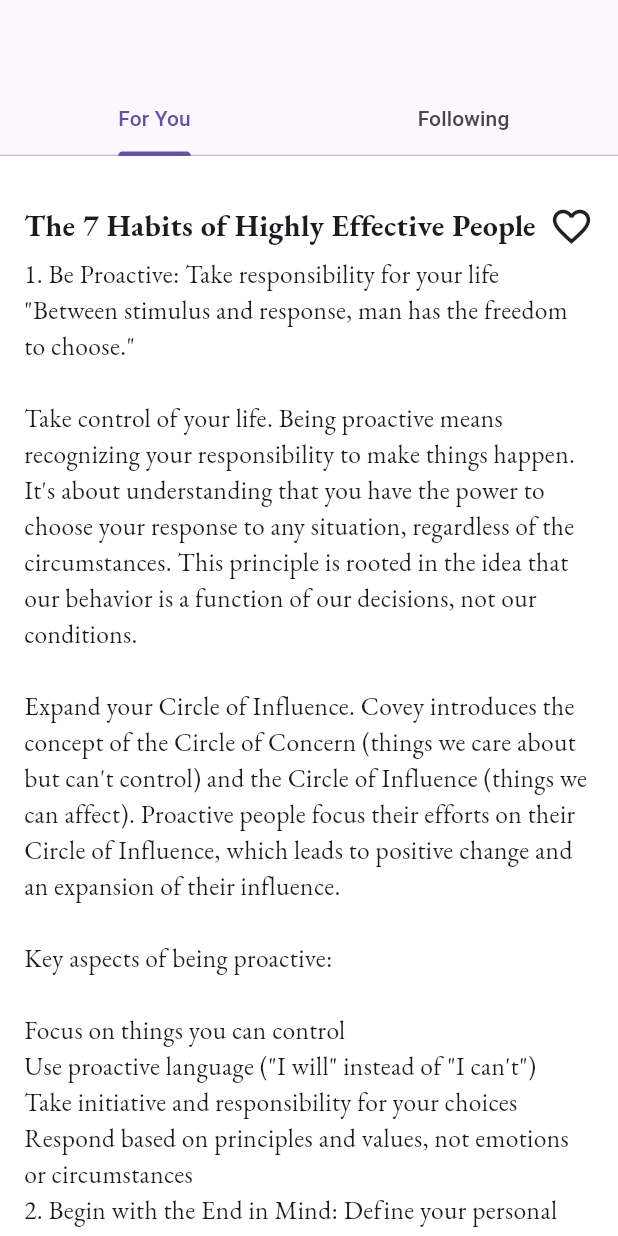
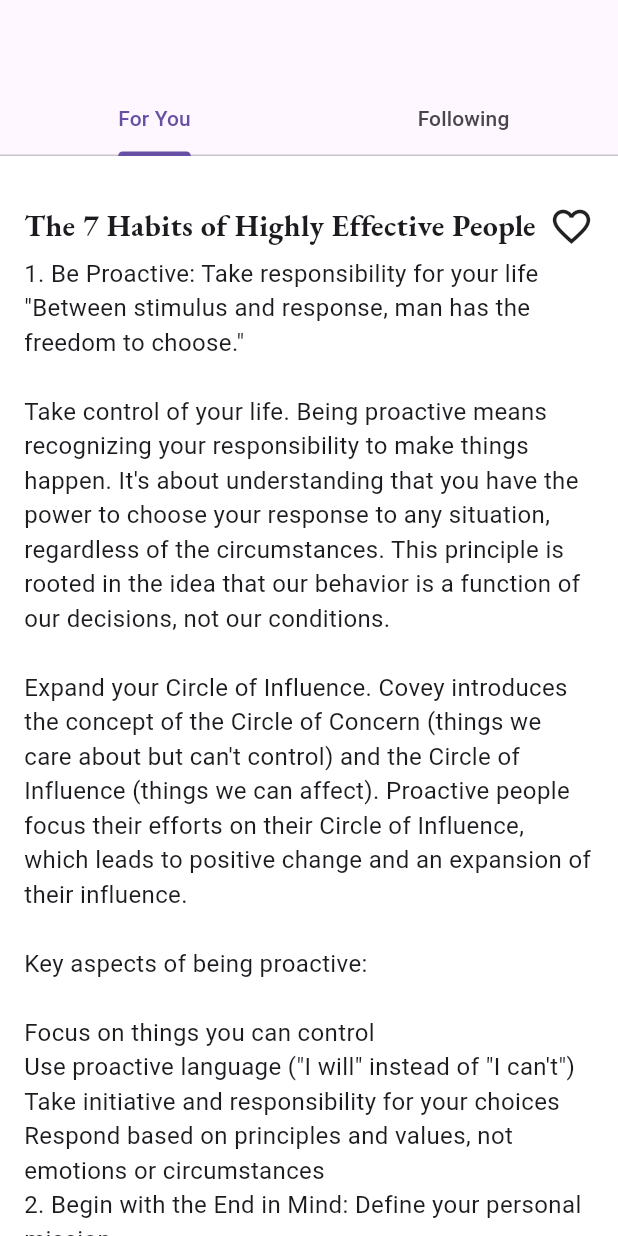
Before and after one commit to questc0der/book_tok, a Flutter app: the screen it shows after launch, scrolled down 576 dp, on a phone screen of 412 x 824 dp. Run offline on Flutter 3.47's test engine with Material 3 defaults, Android fonts, the phone set to English and light mode, and no system bars; our stand-ins replace google_fonts.

Commit message:
font style removed for the text content

```diff
--- a/lib/component/page_view.dart
+++ b/lib/component/page_view.dart
@@ -36,12 +36,7 @@ class PageViewCard extends StatelessWidget {
 
             Padding(
               padding: const EdgeInsets.only(top: 35.0),
-              child: Text(
-                book.content,
-                style: GoogleFonts.ebGaramond(
-                  textStyle: TextStyle(fontSize: 17),
-                ),
-              ),
+              child: Text(book.content, style: TextStyle(fontSize: 16)),
             ),
           ],
         ),
```
